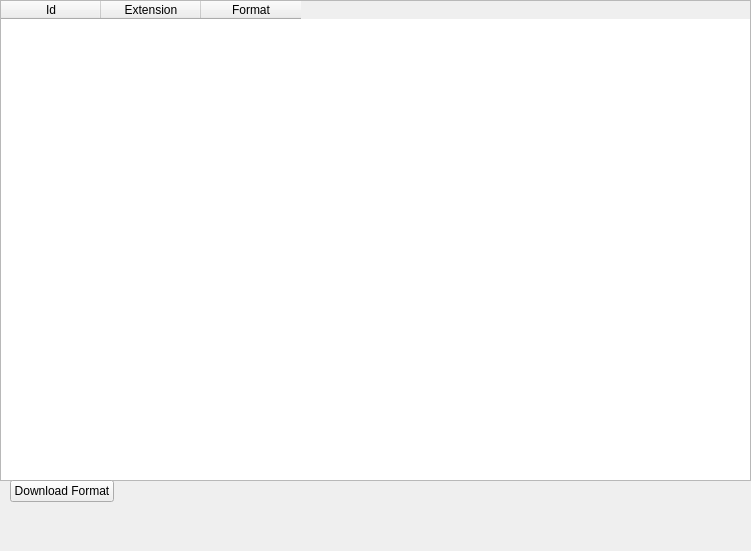
Above: formatselectionwindow.ui from rrooij/youtube-dl-qt before the change. Below: the same form after it.
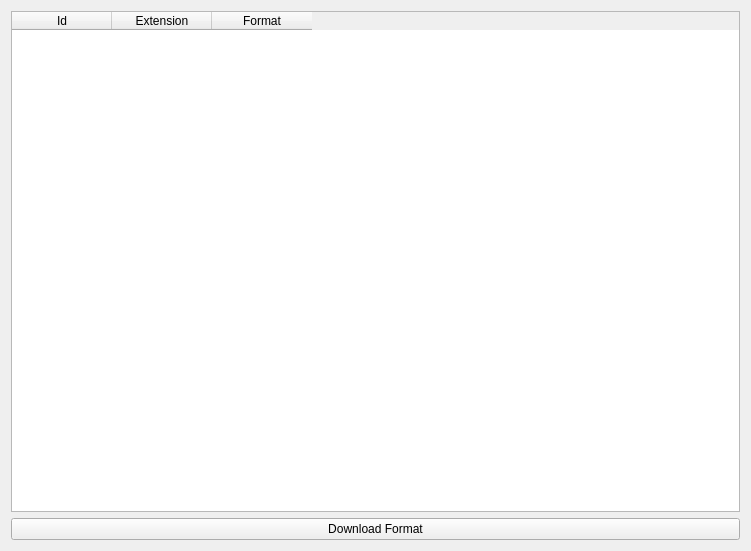
That is the form after the change.

Commit message: FormSelectionWindow: allow only one selection

Diff of the .ui file:
```diff
--- a/formatselectionwindow.ui
+++ b/formatselectionwindow.ui
@@ -13,33 +13,11 @@
   <property name="windowTitle">
    <string>Form</string>
   </property>
-  <widget class="QWidget" name="formLayoutWidget">
-   <property name="geometry">
-    <rect>
-     <x>10</x>
-     <y>480</y>
-     <width>751</width>
-     <height>80</height>
-    </rect>
-   </property>
-   <layout class="QFormLayout" name="formLayout_2">
-    <item row="0" column="0">
-     <widget class="QPushButton" name="pushButton">
-      <property name="text">
-       <string>Download Format</string>
-      </property>
-     </widget>
-    </item>
-   </layout>
-  </widget>
+  <layout class="QVBoxLayout" name="verticalLayout">
+   <item>
   <widget class="QTableWidget" name="tableWidget">
-   <property name="geometry">
-    <rect>
-     <x>0</x>
-     <y>0</y>
-     <width>751</width>
-     <height>481</height>
-    </rect>
+     <property name="selectionMode">
+      <enum>QAbstractItemView::SingleSelection</enum>
    </property>
    <column>
     <property name="text">
@@ -57,7 +35,15 @@
     </property>
    </column>
   </widget>
-  <zorder>verticalLayoutWidget</zorder>
+   </item>
+   <item>
+    <widget class="QPushButton" name="pushButton">
+     <property name="text">
+      <string>Download Format</string>
+     </property>
+    </widget>
+   </item>
+  </layout>
   <zorder>tableWidget</zorder>
   <zorder>formLayoutWidget</zorder>
  </widget>
```
Lines whose indentation alone changed are shown as unchanged.
